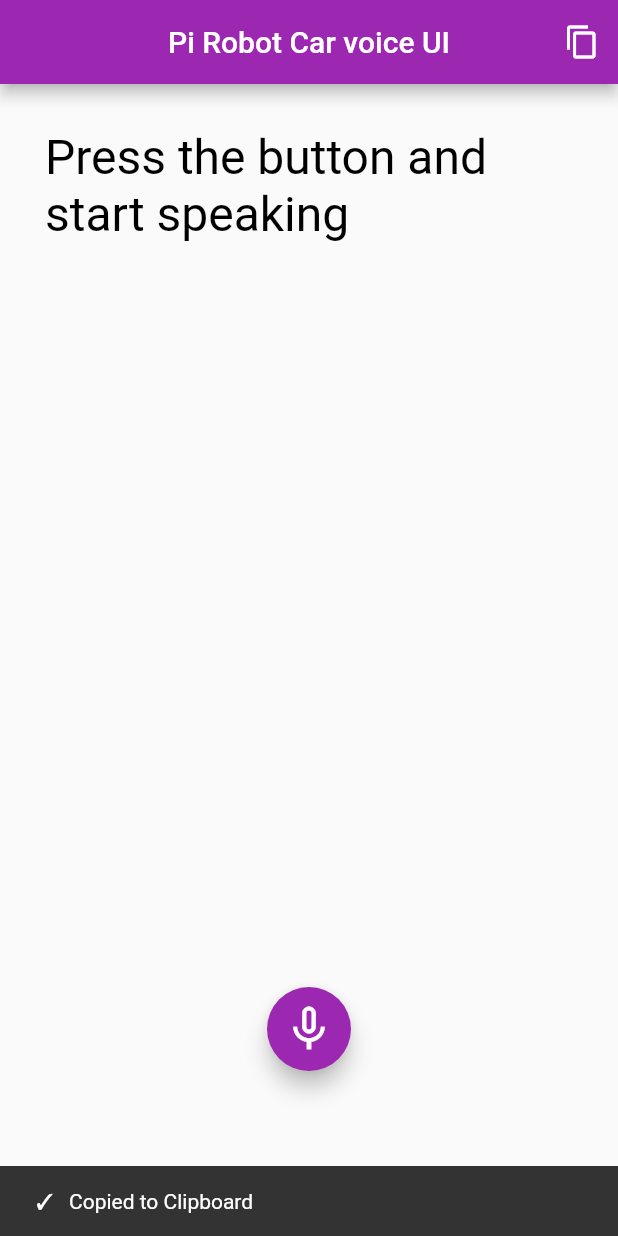
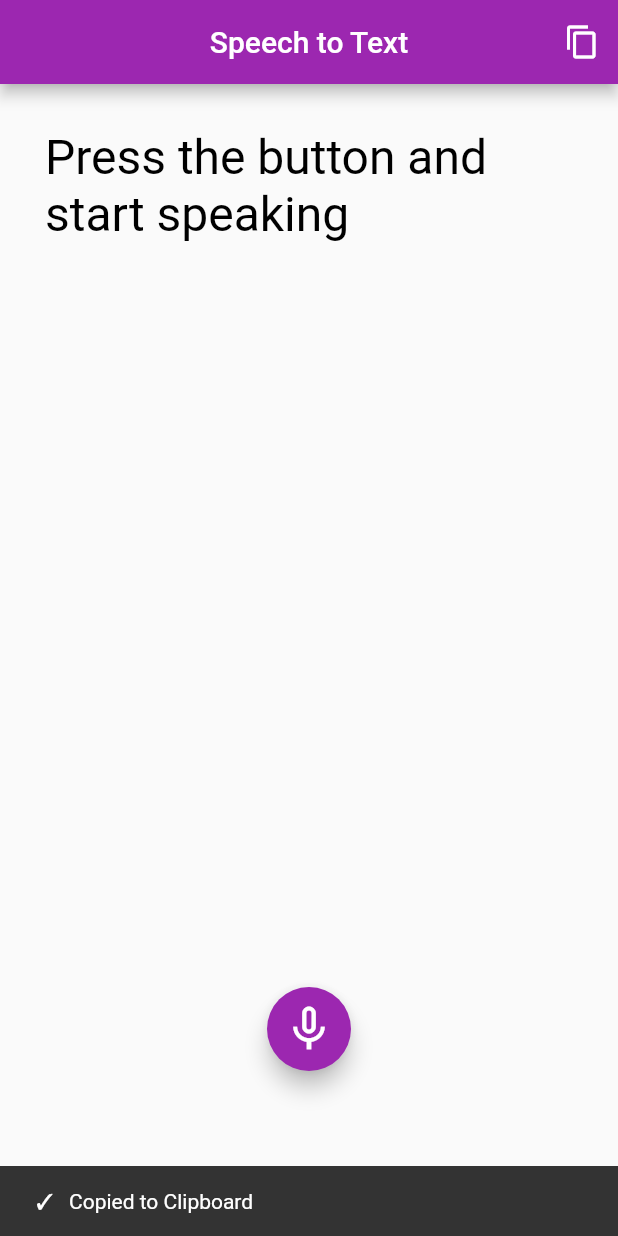
Before and after one commit to gcornetta/self-parking-car-mobile-app, a Flutter app: the screen it shows after launch, after a tap on the "content copy" icon, on a phone screen of 412 x 824 dp. Run offline on Flutter 3.47's test engine with Material 2 defaults, Android fonts, the phone set to English and light mode, and no system bars; drawn by our look-alikes of avatar_glow; our stand-ins replace flutter_dotenv, speech_to_text; missing offline and left inert: clipboard.

Commit message:
Updated main.dart to work with flutter 3.3.2

```diff
--- a/lib/main.dart
+++ b/lib/main.dart
@@ -1,11 +1,9 @@
 import 'package:flutter/material.dart';
 import 'package:flutter/services.dart';
-import 'package:flutter_dotenv/flutter_dotenv.dart';
+
 import './screens/home_screen.dart';
+
 Future main() async {
-  await dotenv.load(
-    fileName: '.env',
-  );
   WidgetsFlutterBinding.ensureInitialized();
   await SystemChrome.setPreferredOrientations([
     DeviceOrientation.portraitUp,
@@ -16,7 +14,7 @@ Future main() async {
 }
 
 class MyApp extends StatelessWidget {
-  static const String title = 'Pi Robot Car voice UI';
+  static final String title = 'Speech to Text';
 
   @override
   Widget build(BuildContext context) => MaterialApp(
```
